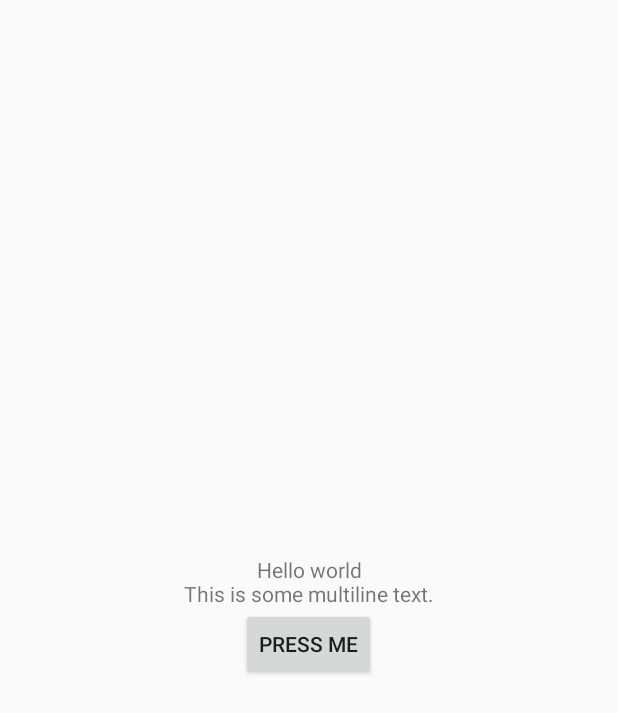
After one commit to ar-marco-polo/marco-polo-android-app, an Android app: the layout dummy.xml on its own in the app's theme, with its tools: preview values and no code run, on a phone screen of 412 x 824 dp. The commit adds this screen. Shown: the top 713 px of the screen. Run offline under Robolectric (Android 15) with nearby library versions, the phone set to English and light mode, and no system bars.

Commit message:
Add dummy layout

```diff
--- /dev/null
+++ b/app/src/main/res/layout/dummy.xml
@@ -0,0 +1,24 @@
+<?xml version="1.0" encoding="utf-8"?>
+<RelativeLayout
+        xmlns:android="http://schemas.android.com/apk/res/android"
+        android:layout_width="match_parent"
+        android:layout_height="match_parent">
+    <LinearLayout
+            android:orientation="vertical"
+            android:layout_width="match_parent"
+            android:layout_height="wrap_content"
+            android:layout_centerInParent="true"
+            android:layout_centerHorizontal="true"
+            android:gravity="center"
+            android:layout_alignParentStart="true">
+        <TextView
+                android:layout_width="wrap_content"
+                android:layout_height="wrap_content"
+                android:gravity="center"
+                android:text="Hello world\nThis is some multiline text." />
+        <Button
+                android:text="Press me"
+                android:layout_width="wrap_content"
+                android:layout_height="wrap_content" />
+    </LinearLayout>
+</RelativeLayout>
```
Also changed, not shown: app/src/main/res/layout/activity_fullscreen.xml (indentation only).
